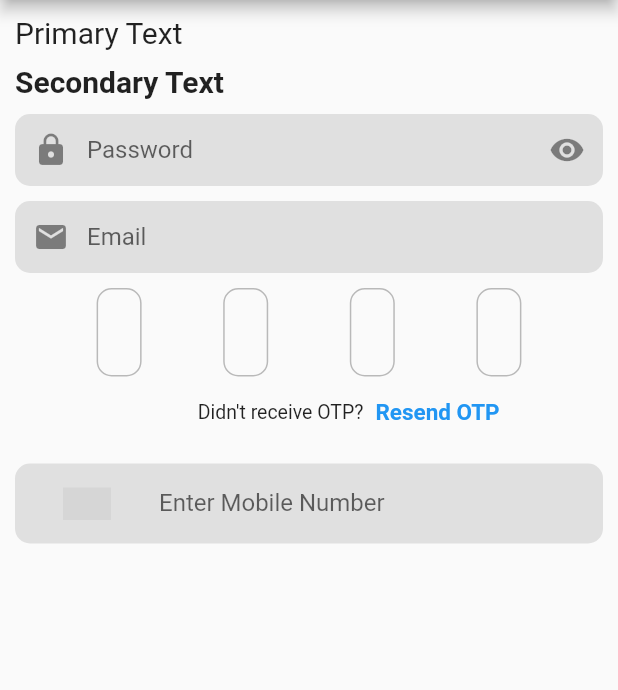
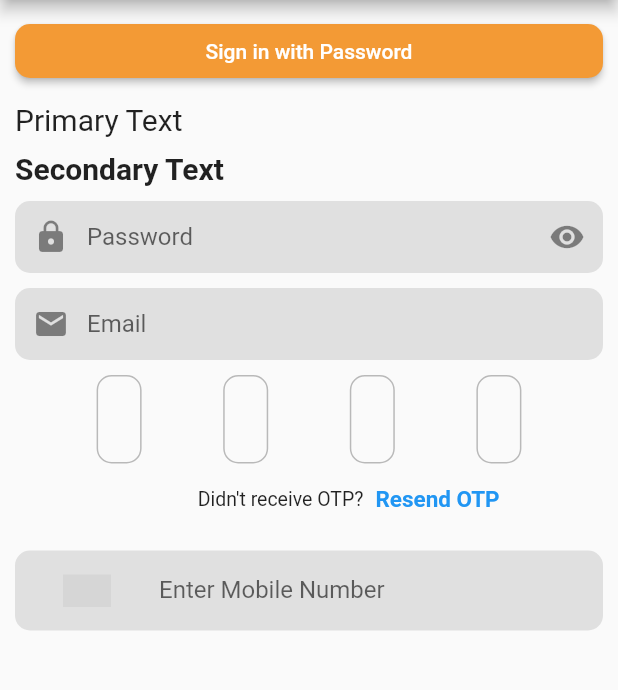
Before and after one commit to Justbuy8/JustBuy8-Mobile-App, a Flutter app: the screen it shows after launch, on a phone screen of 412 x 824 dp, the part 84-774 px from its top. Run offline on Flutter 3.47's test engine with Material 2 defaults, Android fonts, the phone set to English and light mode, and no system bars; drawn by our look-alikes of country_code_picker, otp_text_field; Roboto replaces fonts that are missing (OpenSans-Light); grey boxes are pictures that could not be loaded.

Commit message:
primary button rendered on the screen

```diff
--- a/lib/screens/home.dart
+++ b/lib/screens/home.dart
@@ -1,4 +1,5 @@
 import 'package:flutter/material.dart';
+import 'package:justbuyeight/widgets/components/buttons/primary_button.dart';
 import 'package:justbuyeight/widgets/components/otp/otp_widget.dart';
 import 'package:justbuyeight/widgets/components/text/primary_text.dart';
 import 'package:justbuyeight/widgets/components/text/secondary_text.dart';
@@ -27,6 +28,8 @@ class _HomeState extends State<Home> {
         child: SingleChildScrollView(
           child:
               Column(crossAxisAlignment: CrossAxisAlignment.start, children: [
+            PrimaryButton(caption: "Sign in with Password", onPressed: () {}),
+            const SizedBox(height: 10),
             const PrimaryText(text: "Primary Text"),
             const SizedBox(height: 10),
             const SecondaryText(text: 'Secondary Text'),
```
